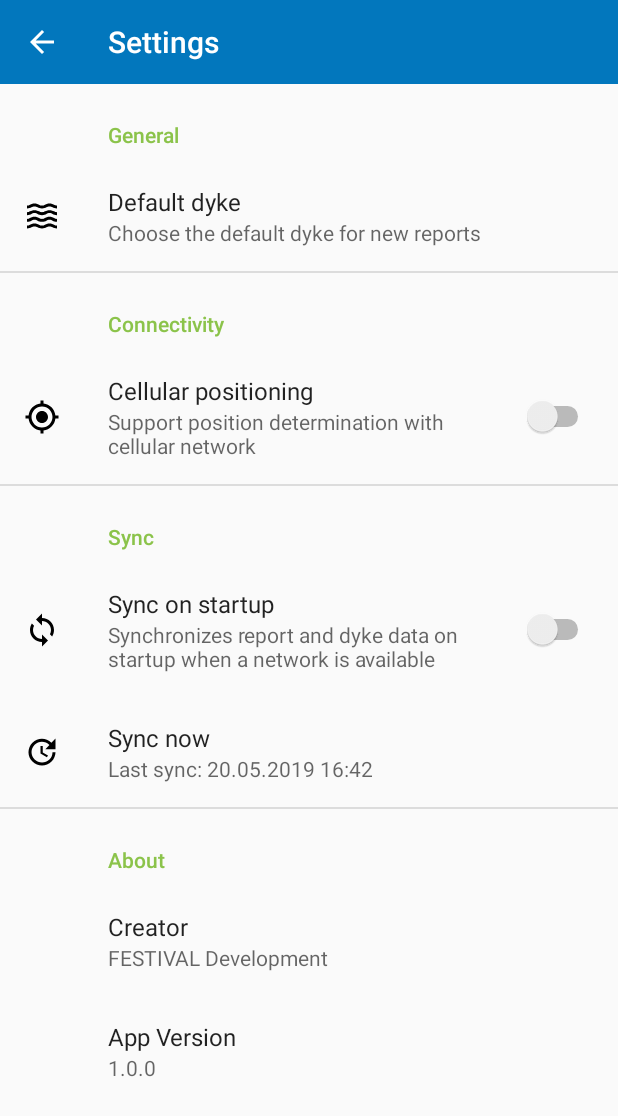
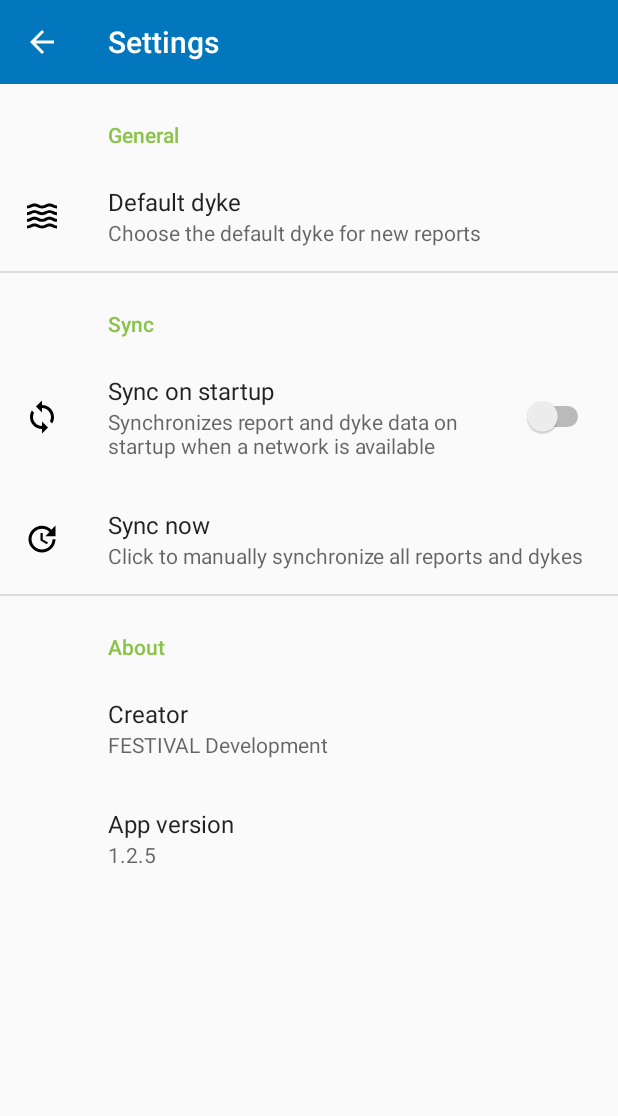
Before and after one commit to festivaledu/Deichkind, an Android app: the screen it shows after launch (SettingsActivity), in the side drawer, after a tap on "Settings", on a phone screen of 412 x 824 dp. Shown: the top 1116 px of the screen. Run offline under Robolectric (Android 15) with nearby library versions, the phone set to English and light mode, and no system bars; our stand-ins replace androidx.preference; network calls fail; 2 statements that could not run were skipped.

Commit message:
Add dyke sync, add auto-sync on startup, localize settings

```diff
--- a/client/app/src/main/java/edu/festival/deichkind/CreateReportActivity.kt
+++ b/client/app/src/main/java/edu/festival/deichkind/CreateReportActivity.kt
@@ -1,6 +1,7 @@
 package edu.festival.deichkind
 
 import android.Manifest
+import android.app.Activity
 import android.content.Intent
 import android.content.pm.PackageManager
 import android.graphics.Bitmap
@@ -76,7 +77,7 @@ class CreateReportActivity : AppCompatActivity(), OnMapReadyCallback {
 
         findViewById<FloatingActionButton>(R.id.create_report_fab).setOnClickListener {
             if (findViewById<EditText>(R.id.create_report_title_input).text.isEmpty()) {
-                Toast.makeText(this, "You need to give this report a title", Toast.LENGTH_SHORT).show()
+                Toast.makeText(this, getString(R.string.create_report_title_missing_notice), Toast.LENGTH_SHORT).show()
                 return@setOnClickListener
             }
 
@@ -327,6 +328,7 @@ class CreateReportActivity : AppCompatActivity(), OnMapReadyCallback {
         runOnUiThread {
             when (result.statusCode) {
                 200 -> {
+                    setResult(Activity.RESULT_OK)
                     finish()
                 }
                 else -> {
--- a/client/app/src/main/java/edu/festival/deichkind/fragments/DykeListFragment.kt
+++ b/client/app/src/main/java/edu/festival/deichkind/fragments/DykeListFragment.kt
@@ -24,14 +24,21 @@ import kotlinx.coroutines.launch
 import kotlinx.coroutines.runBlocking
 import java.net.URL
 import com.google.gson.reflect.TypeToken
+import edu.festival.deichkind.MainActivity
 import edu.festival.deichkind.adapters.DykeListAdapter
 import edu.festival.deichkind.loaders.DykeListAsyncTaskLoader
 
 class DykeListFragment : Fragment() {
 
-    var dykesResponse: String = ""
+    private var loaderCallbacks: LoaderManager.LoaderCallbacks<Array<Dyke>>? = null
+
+    fun forceReloadLoader() {
+        loaderManager.restartLoader(0, null, loaderCallbacks as LoaderManager.LoaderCallbacks<Array<Dyke>>)
+    }
 
     override fun onCreateView(inflater: LayoutInflater, container: ViewGroup?, savedInstanceState: Bundle?): View? {
+        (activity as MainActivity).dykeListFragment = this
+
         return inflater.inflate(R.layout.fragment_dyke_list, container, false)
     }
 
@@ -47,7 +54,7 @@ class DykeListFragment : Fragment() {
 
         val recyclerView = view.findViewById<RecyclerView>(R.id.dyke_list_recycler)
 
-        val loaderCallbacks = object : LoaderManager.LoaderCallbacks<Array<Dyke>> {
+        loaderCallbacks = object : LoaderManager.LoaderCallbacks<Array<Dyke>> {
             override fun onCreateLoader(p0: Int, p1: Bundle?): Loader<Array<Dyke>> {
                 return DykeListAsyncTaskLoader(this@DykeListFragment.context as Context)
             }
@@ -66,7 +73,7 @@ class DykeListFragment : Fragment() {
             }
         }
 
-        loaderManager.initLoader(0, null, loaderCallbacks)
+        loaderManager.initLoader(0, null, loaderCallbacks as LoaderManager.LoaderCallbacks<Array<Dyke>>)
     }
 
     /* private fun getDykes() = runBlocking(Dispatchers.Default) {
--- a/client/app/src/main/res/values/strings.xml
+++ b/client/app/src/main/res/values/strings.xml
@@ -10,6 +10,9 @@
     <string name="main_drawer_settings_name">Settings</string>
     <string name="main_drawer_anonymous_notice">Go to Profile to log in</string>
 
+    <string name="main_sync_in_progress_notice">Sync in progress…</string>
+    <string name="main_network_connection_required_notice">You need a network connection to do this</string>
+
     <string name="main_tab_reports_name">Reports</string>
     <string name="main_tab_dykes_name">Dykes</string>
 
@@ -21,6 +24,7 @@
     <string name="create_report_leakagetype_title">Leakage type</string>
     <string name="create_report_deformationtype_title">Deformation type</string>
     <string name="create_report_no_session_notice">You need to be logged in, in order to send reports.</string>
+    <string name="create_report_title_missing_notice">You need to give this report a title</string>
 
     <string name="profile_title">Profile</string>
     <string name="profile_login">Login</string>
@@ -106,6 +110,21 @@
     <string name="create_report_deformationtype_hint">Describe the deformation type</string>
     <string name="create_report_title_hint">Report title</string>
 
+    <string name="settings_general_title">General</string>
+    <string name="settings_default_dyke_title">Default dyke</string>
+    <string name="settings_default_dyke_dialog_title">Choose dyke</string>
+    <string name="settings_default_dyke_summary">Choose the default dyke for new reports</string>
+    <string name="settings_sync_title">Sync</string>
+    <string name="settings_sync_on_startup_title">Sync on startup</string>
+    <string name="settings_sync_on_startup_summary">Synchronizes report and dyke data on startup when a network is available</string>
+    <string name="settings_sync_now_title">Sync now</string>
+    <string name="settings_sync_now_summary">Click to manually synchronize all reports and dykes</string>
+    <string name="settings_about_title">About</string>
+    <string name="settings_about_creator_title">Creator</string>
+    <string name="settings_about_creator_summary">FESTIVAL Development</string>
+    <string name="settings_about_version_title">App version</string>
+    <string name="settings_about_version_summary" translatable="false">1.2.5</string>
+
     <!-- TODO: Remove or change this placeholder text -->
     <string name="hello_blank_fragment">Hello blank fragment</string>
 
--- a/client/app/src/main/res/xml/app_resources.xml
+++ b/client/app/src/main/res/xml/app_resources.xml
@@ -1,50 +1,50 @@
 <?xml version="1.0" encoding="utf-8"?>
 <PreferenceScreen xmlns:android="http://schemas.android.com/apk/res/android">
-    <PreferenceCategory android:title="General">
+    <PreferenceCategory android:title="@string/settings_general_title">
         <ListPreference
                 android:key="default-dyke"
                 android:icon="@drawable/ic_waves_black_24dp"
-                android:title="Default dyke"
-                android:summary="Choose the default dyke for new reports"
-                android:dialogTitle="Choose dyke"
+                android:title="@string/settings_default_dyke_title"
+                android:summary="@string/settings_default_dyke_summary"
+                android:dialogTitle="@string/settings_default_dyke_dialog_title"
                 android:entries="@array/report_spinner_deformationtype_values"
                 android:entryValues="@array/report_spinner_deformationtype_values"
         />
     </PreferenceCategory>
 
-    <PreferenceCategory android:title="Connectivity">
+    <!-- <PreferenceCategory android:title="Connectivity">
         <SwitchPreference
                 android:key="use-cellular-for-positioning"
                 android:icon="@drawable/ic_my_location_black_24dp"
                 android:title="Cellular positioning"
                 android:summary="Support position determination with cellular network"
         />
-    </PreferenceCategory>
+    </PreferenceCategory> -->
 
-    <PreferenceCategory android:title="Sync">
+    <PreferenceCategory android:title="@string/settings_sync_title">
         <SwitchPreference
                 android:key="sync-data-on-startup-if-network-available"
                 android:icon="@drawable/ic_sync_black_24dp"
-                android:title="Sync on startup"
-                android:summary="Synchronizes report and dyke data on startup when a network is available"
+                android:title="@string/settings_sync_on_startup_title"
+                android:summary="@string/settings_sync_on_startup_summary"
         />
         <Preference
                 android:key="sync-data-now"
                 android:icon="@drawable/ic_update_black_24dp"
-                android:title="Sync now"
-                android:summary="Last sync: 20.05.2019 16:42"
+                android:title="@string/settings_sync_now_title"
+                android:summary="@string/settings_sync_now_summary"
         />
     </PreferenceCategory>
 
-    <PreferenceCategory android:title="About">
+    <PreferenceCategory android:title="@string/settings_about_title">
         <Preference
-                android:title="Creator"
-                android:summary="FESTIVAL Development"
+                android:title="@string/settings_about_creator_title"
+                android:summary="@string/settings_about_creator_summary"
         />
 
         <Preference
-                android:title="App Version"
-                android:summary="1.0.0"
+                android:title="@string/settings_about_version_title"
+                android:summary="@string/settings_about_version_summary"
         />
     </PreferenceCategory>
 </PreferenceScreen>
```
Also changed, not shown: client/app/src/main/java/edu/festival/deichkind/MainActivity.kt (+41 -7 lines), client/app/src/main/java/edu/festival/deichkind/fragments/ReportListFragment.kt (+17 -2 lines), client/app/src/main/java/edu/festival/deichkind/fragments/SettingsFragment.kt (+10 -3 lines), 1 other file.
